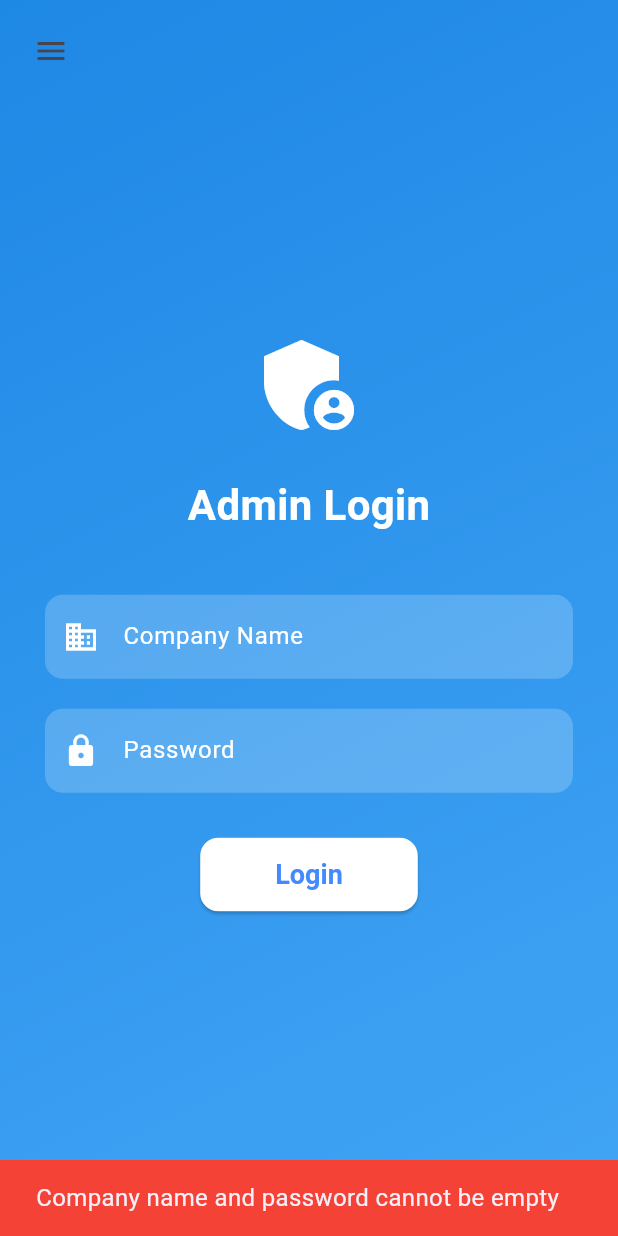
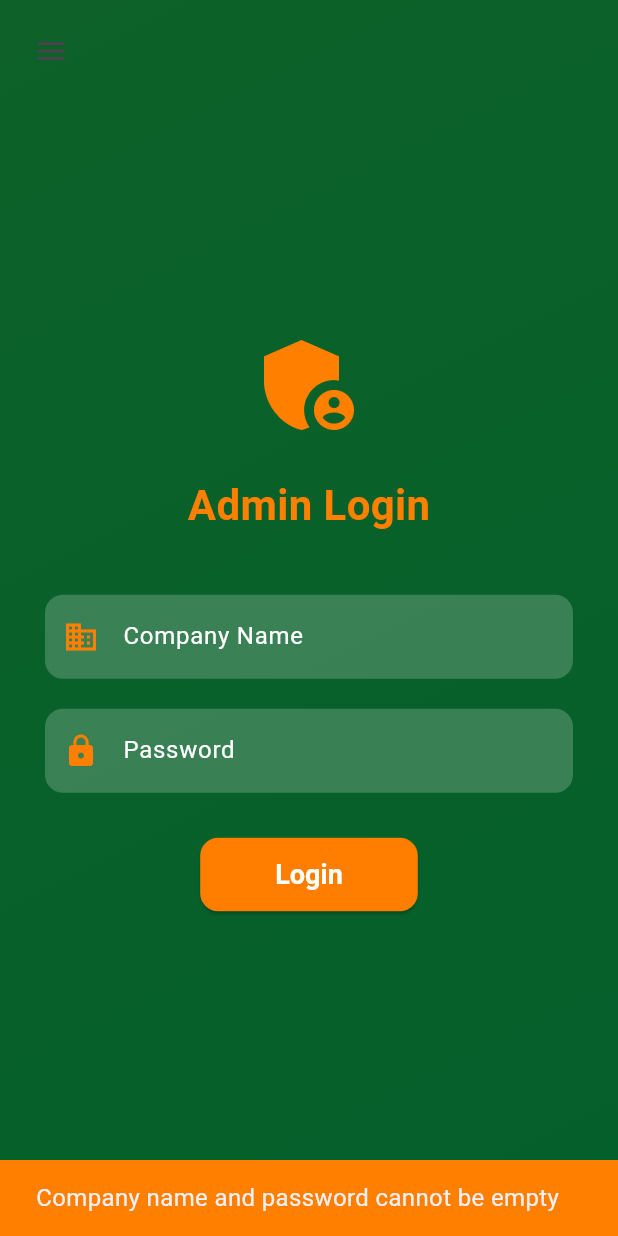
Before and after one commit to Tiffin-Time/web-admin-panel, a Flutter app: the screen it shows after launch, after a tap on "Login", on a phone screen of 412 x 824 dp. Run offline on Flutter 3.47's test engine with Material 3 defaults, Android fonts, the phone set to English and light mode, and no system bars; our stand-ins replace cloud_firestore, csv, file_picker, firebase_core, firebase_storage, gap and 2 more; missing offline and left inert: dart:html; accounts and stored records are empty; network calls fail.

Commit message:
changed colour scheme for login screen
changed colour scheme in login screen

```diff
--- a/lib/screens/login_screen.dart
+++ b/lib/screens/login_screen.dart
@@ -22,7 +22,8 @@ class _LoginPageState extends State<LoginPage> {
     String password = _passwordController.text.trim();
 
     if (inputCompanyName.isEmpty || password.isEmpty) {
-      _showSnackbar("Company name and password cannot be empty", Colors.red);
+      _showSnackbar(
+          "Company name and password cannot be empty", Color(0xFFFF7F00));
       return;
     }
 
@@ -51,7 +52,7 @@ class _LoginPageState extends State<LoginPage> {
 
             widget.onLoginSuccess(isAdmin, userDocId);
 
-            _showSnackbar("Login Successful", Colors.green);
+            _showSnackbar("Login Successful", Color(0xFF0D6129));
             loginSuccessful = true;
             break;
           }
@@ -59,10 +60,10 @@ class _LoginPageState extends State<LoginPage> {
       }
 
       if (!loginSuccessful) {
-        _showSnackbar("Login Failed: Incorrect credentials", Colors.red);
+        _showSnackbar("Login Failed: Incorrect credentials", Color(0xFFFF7E00));
       }
     } catch (e) {
-      _showSnackbar("Error logging in: $e", Colors.red);
+      _showSnackbar("Error logging in: $e", Color(0xFFFF7E00));
     }
 
     setState(() {
@@ -83,7 +84,7 @@ class _LoginPageState extends State<LoginPage> {
   @override
   Widget build(BuildContext context) {
     double screenWidth = MediaQuery.of(context).size.width;
-    bool isMobile = screenWidth < 600; // Responsive handling
+    bool isMobile = screenWidth < 600;
 
     return Scaffold(
       body: Container(
@@ -91,7 +92,10 @@ class _LoginPageState extends State<LoginPage> {
         height: double.infinity,
         decoration: const BoxDecoration(
           gradient: LinearGradient(
-            colors: [Color(0xFF1E88E5), Color(0xFF42A5F5)],
+            colors: [
+              Color(0xFF0D6129),
+              Color(0xFF04602B)
+            ], // Dark green gradient
             begin: Alignment.topLeft,
             end: Alignment.bottomRight,
           ),
@@ -103,14 +107,14 @@ class _LoginPageState extends State<LoginPage> {
               mainAxisSize: MainAxisSize.min,
               children: [
                 const Icon(Icons.admin_panel_settings,
-                    size: 80, color: Colors.white),
+                    size: 80, color: Color(0xFFFF7F00)),
                 const SizedBox(height: 20),
                 const Text(
                   'Admin Login',
                   style: TextStyle(
                     fontSize: 28,
                     fontWeight: FontWeight.bold,
-                    color: Colors.white,
+                    color: Color(0xFFFF7F00),
                   ),
                 ),
                 const SizedBox(height: 40),
@@ -128,7 +132,7 @@ class _LoginPageState extends State<LoginPage> {
                 ),
                 const SizedBox(height: 30),
                 _isLoading
-                    ? const CircularProgressIndicator(color: Colors.white)
+                    ? const CircularProgressIndicator(color: Color(0xFFFF7F00))
                     : _buildLoginButton(),
               ],
             ),
@@ -151,7 +155,7 @@ class _LoginPageState extends State<LoginPage> {
       decoration: InputDecoration(
         labelText: label,
         labelStyle: const TextStyle(color: Colors.white),
-        prefixIcon: Icon(icon, color: Colors.white),
+        prefixIcon: Icon(icon, color: Color(0xFFFF7F00)),
         filled: true,
         fillColor: Colors.white.withOpacity(0.2),
         border: OutlineInputBorder(
@@ -166,8 +170,8 @@ class _LoginPageState extends State<LoginPage> {
     return ElevatedButton(
       onPressed: _login,
       style: ElevatedButton.styleFrom(
-        backgroundColor: Colors.white,
-        foregroundColor: Colors.blueAccent,
+        backgroundColor: Color(0xFFFF7E00),
+        foregroundColor: Colors.white,
         padding: const EdgeInsets.symmetric(vertical: 14, horizontal: 50),
         textStyle: const TextStyle(fontSize: 18, fontWeight: FontWeight.bold),
         shape: RoundedRectangleBorder(borderRadius: BorderRadius.circular(12)),
```
